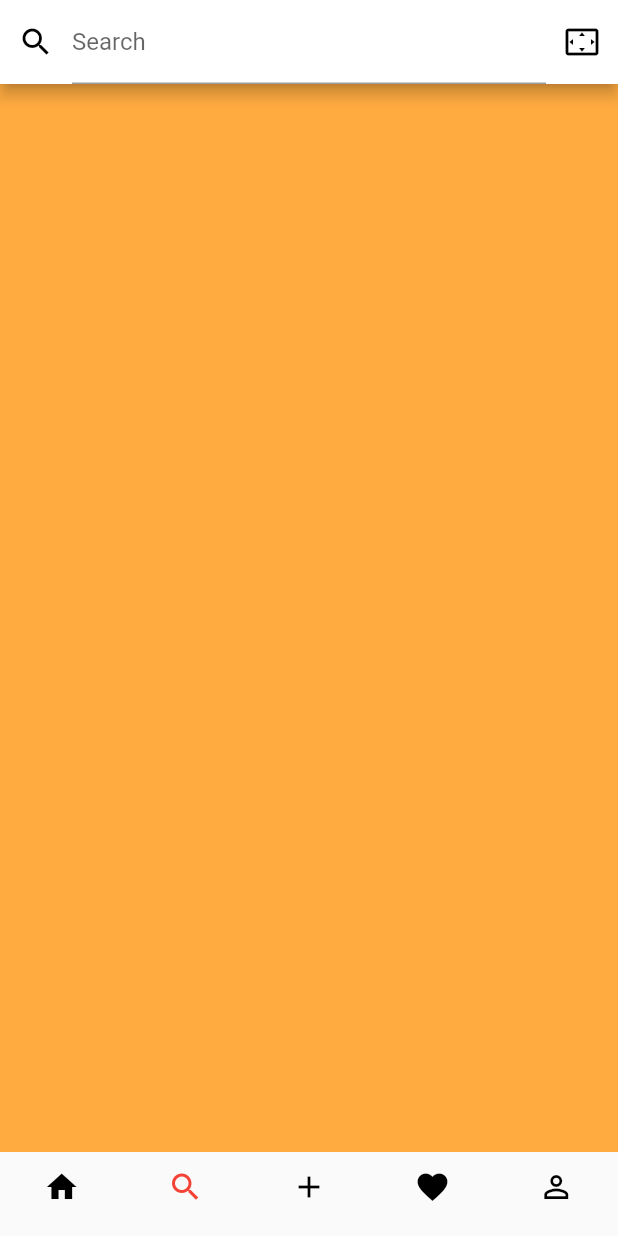
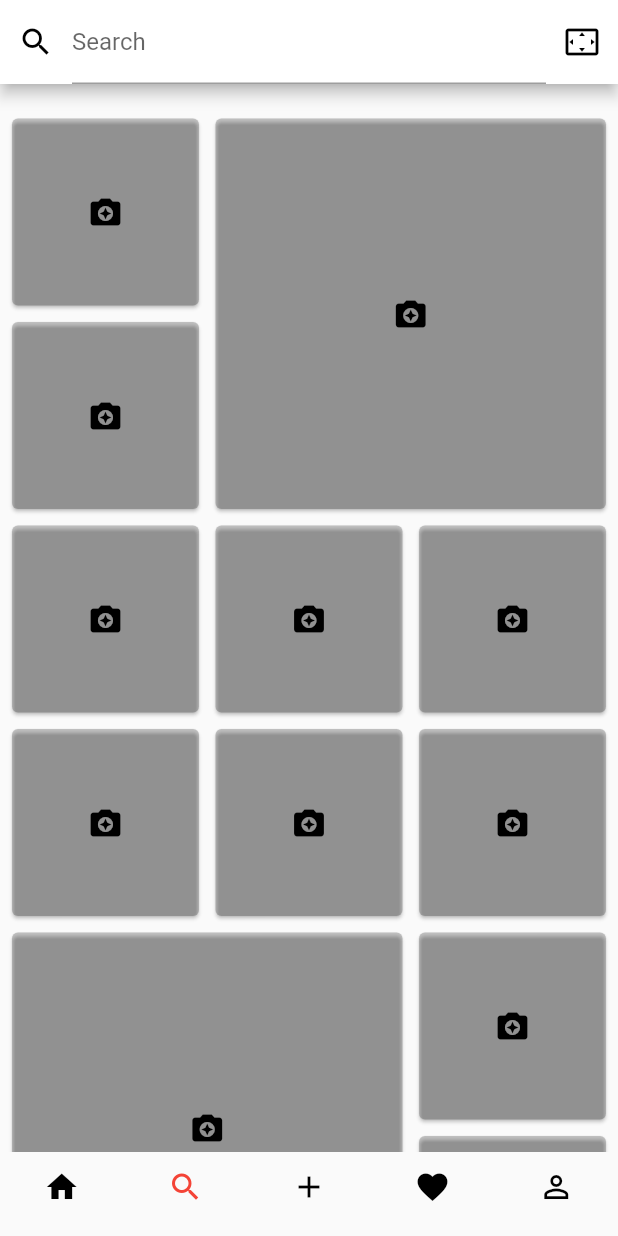
Before and after one commit to ritvij-saxena/Instagram-clone, a Flutter app: the screen it shows after launch, item 2 of the bottom bar chosen, on a phone screen of 412 x 824 dp. Run offline on Flutter 3.47's test engine with Material 2 defaults, Android fonts, the phone set to English and light mode, and no system bars; our stand-ins replace camera.

Commit message:
Staggered Tiles added

```diff
--- a/lib/main.dart
+++ b/lib/main.dart
@@ -1,6 +1,7 @@
 import 'package:flutter/material.dart';
 import 'package:flutter/cupertino.dart';
 import 'package:camera/camera.dart';
+import 'package:flutter_staggered_grid_view/flutter_staggered_grid_view.dart';
 
 List<CameraDescription> cameras;
 
@@ -40,7 +41,7 @@ class _MyHomePageState extends State<MyHomePage> {
           body: TabBarView(children: <Widget>[
             HomePage(),
             SearchPage(),
-            Center(child:Text('YOUR GALLERY')),
+            Center(child: Text('YOUR GALLERY')),
             LikesPage(),
             Container(
               color: Colors.blueGrey,
@@ -82,7 +83,6 @@ class CameraPage extends StatefulWidget {
 
 class _CameraPageState extends State<CameraPage> {
   CameraController controller;
-
   @override
   void initState() {
     super.initState();
@@ -106,7 +106,7 @@ class _CameraPageState extends State<CameraPage> {
     if (!controller.value.isInitialized) {
       return Container();
     }
-    return Container(child: CameraPreview(controller));
+    return AspectRatio(child: Container(child: CameraPreview(controller)), aspectRatio: controller.value.aspectRatio,);
   }
 }
 
@@ -568,6 +568,192 @@ class _HomePageState extends State<HomePage> {
 }
 
 class SearchPage extends StatelessWidget {
+  final List<StaggeredTile> _staggeredTiles = <StaggeredTile>[
+    StaggeredTile.count(1, 1),
+    StaggeredTile.count(2, 2),
+    StaggeredTile.count(1, 1),
+    StaggeredTile.count(1, 1),
+    StaggeredTile.count(1, 1),
+    StaggeredTile.count(1, 1),
+    StaggeredTile.count(1, 1),
+    StaggeredTile.count(1, 1),
+    StaggeredTile.count(2, 2),
+    StaggeredTile.count(1, 1),
+    StaggeredTile.count(1, 1),
+    StaggeredTile.count(1, 1),
+  ];
+
+  final List<Widget> _tiles = <Widget>[
+    Card(
+      color: Colors.black.withOpacity(0.2),
+      child: InkWell(
+        child: Center(
+          child: Padding(
+            padding: EdgeInsets.all(4.0),
+            child: Icon(
+              Icons.camera_enhance,
+              color: Colors.black,
+            ),
+          ),
+        ),
+      ),
+    ),
+    Card(
+      color: Colors.black.withOpacity(0.2),
+      child: InkWell(
+        child: Center(
+          child: Padding(
+            padding: EdgeInsets.all(4.0),
+            child: Icon(
+              Icons.camera_enhance,
+              color: Colors.black,
+            ),
+          ),
+        ),
+      ),
+    ),
+    Card(
+      color: Colors.black.withOpacity(0.2),
+      child: InkWell(
+        child: Center(
+          child: Padding(
+            padding: EdgeInsets.all(4.0),
+            child: Icon(
+              Icons.camera_enhance,
+              color: Colors.black,
+            ),
+          ),
+        ),
+      ),
+    ),
+    Card(
+      color: Colors.black.withOpacity(0.2),
+      child: InkWell(
+        child: Center(
+          child: Padding(
+            padding: EdgeInsets.all(4.0),
+            child: Icon(
+              Icons.camera_enhance,
+              color: Colors.black,
+            ),
+          ),
+        ),
+      ),
+    ),
+    Card(
+      color: Colors.black.withOpacity(0.2),
+      child: InkWell(
+        child: Center(
+          child: Padding(
+            padding: EdgeInsets.all(4.0),
+            child: Icon(
+              Icons.camera_enhance,
+              color: Colors.black,
+            ),
+          ),
+        ),
+      ),
+    ),
+    Card(
+      color: Colors.black.withOpacity(0.2),
+      child: InkWell(
+        child: Center(
+          child: Padding(
+            padding: EdgeInsets.all(4.0),
+            child: Icon(
+              Icons.camera_enhance,
+              color: Colors.black,
+            ),
+          ),
+        ),
+      ),
+    ),
+    Card(
+      color: Colors.black.withOpacity(0.2),
+      child: InkWell(
+        child: Center(
+          child: Padding(
+            padding: EdgeInsets.all(4.0),
+            child: Icon(
+              Icons.camera_enhance,
+              color: Colors.black,
+            ),
+          ),
+        ),
+      ),
+    ),
+    Card(
+      color: Colors.black.withOpacity(0.2),
+      child: InkWell(
+        child: Center(
+          child: Padding(
+            padding: EdgeInsets.all(4.0),
+            child: Icon(
+              Icons.camera_enhance,
+              color: Colors.black,
+            ),
+          ),
+        ),
+      ),
+    ),
+    Card(
+      color: Colors.black.withOpacity(0.2),
+      child: InkWell(
+        child: Center(
+          child: Padding(
+            padding: EdgeInsets.all(4.0),
+            child: Icon(
+              Icons.camera_enhance,
+              color: Colors.black,
+            ),
+          ),
+        ),
+      ),
+    ),
+    Card(
+      color: Colors.black.withOpacity(0.2),
+      child: InkWell(
+        child: Center(
+          child: Padding(
+            padding: EdgeInsets.all(4.0),
+            child: Icon(
+              Icons.camera_enhance,
+              color: Colors.black,
+            ),
+          ),
+        ),
+      ),
+    ),
+    Card(
+      color: Colors.black.withOpacity(0.2),
+      child: InkWell(
+        child: Center(
+          child: Padding(
+            padding: EdgeInsets.all(4.0),
+            child: Icon(
+              Icons.camera_enhance,
+              color: Colors.black,
+            ),
+          ),
+        ),
+      ),
+    ),
+    Card(
+      color: Colors.black.withOpacity(0.2),
+      child: InkWell(
+        child: Center(
+          child: Padding(
+            padding: EdgeInsets.all(4.0),
+            child: Icon(
+              Icons.camera_enhance,
+              color: Colors.black,
+            ),
+          ),
+        ),
+      ),
+    ),
+  ];
+
   @override
   Widget build(BuildContext context) {
     return Scaffold(
@@ -580,7 +766,10 @@ class SearchPage extends StatelessWidget {
                 color: Colors.black,
               ),
               onPressed: () {
-                Navigator.push(context, CupertinoPageRoute(builder: (context)=> SearchPageContent()));
+                Navigator.push(
+                    context,
+                    CupertinoPageRoute(
+                        builder: (context) => SearchPageContent()));
               }),
           Expanded(
             child: TextFormField(
@@ -597,8 +786,17 @@ class SearchPage extends StatelessWidget {
               onPressed: () {})
         ],
       ),
-      body: Container(
-        color: Colors.orangeAccent,
+      body: Padding(
+        padding: EdgeInsets.only(top: 15.0),
+        child: StaggeredGridView.count(
+          crossAxisCount: 3,
+          staggeredTiles: _staggeredTiles,
+          children: _tiles,
+          mainAxisSpacing: 3,
+          crossAxisSpacing: 3,
+          scrollDirection: Axis.vertical,
+          padding: EdgeInsets.all(4.0),
+        )
       ),
     );
   }
@@ -614,23 +812,40 @@ class SearchPageContent extends StatelessWidget {
           bottom: TabBar(
             tabs: <Widget>[
               Tab(
-                child: Text('TOP',style: TextStyle(fontSize: 10.0,color: Colors.black),),
+                child: Text(
+                  'TOP',
+                  style: TextStyle(fontSize: 10.0, color: Colors.black),
+                ),
               ),
               Tab(
-                child: Text('ACCOUNTS',style: TextStyle(fontSize: 10.0,color: Colors.black),),
+                child: Text(
+                  'ACCOUNTS',
+                  style: TextStyle(fontSize: 10.0, color: Colors.black),
+                ),
               ),
               Tab(
-                child: Text('TAGS',style: TextStyle(fontSize: 10.0,color: Colors.black),),
+                child: Text(
+                  'TAGS',
+                  style: TextStyle(fontSize: 10.0, color: Colors.black),
+                ),
               ),
               Tab(
-                child: Text('PLACES',style: TextStyle(fontSize: 10.0,color: Colors.black),),
+                child: Text(
+                  'PLACES',
+                  style: TextStyle(fontSize: 10.0, color: Colors.black),
+                ),
               )
             ],
           ),
           actions: <Widget>[
-            IconButton(icon: Icon(Icons.arrow_back,color: Colors.black,), onPressed: (){
-              Navigator.pop(context);
-            }),
+            IconButton(
+                icon: Icon(
+                  Icons.arrow_back,
+                  color: Colors.black,
+                ),
+                onPressed: () {
+                  Navigator.pop(context);
+                }),
             Expanded(
               child: TextFormField(
                 decoration: InputDecoration(labelText: 'Search'),
@@ -658,8 +873,7 @@ class SearchPageContent extends StatelessWidget {
   }
 }
 
-
-class LikesPage extends StatelessWidget{
+class LikesPage extends StatelessWidget {
   @override
   Widget build(BuildContext context) {
     return DefaultTabController(
@@ -667,23 +881,39 @@ class LikesPage extends StatelessWidget{
         child: Scaffold(
           appBar: TabBar(tabs: [
             Padding(
-              padding: EdgeInsets.only(top:35.0),
-              child: Tab(child: Text('FOLLOWING',style: TextStyle(fontSize: 10.0,color: Colors.black),)),
+              padding: EdgeInsets.only(top: 35.0),
+              child: Tab(
+                  child: Text(
+                'FOLLOWING',
+                style: TextStyle(fontSize: 10.0, color: Colors.black),
+              )),
             ),
             Padding(
-              padding: const EdgeInsets.only(top:35.0),
-              child: Tab(child: Text('YOU',style: TextStyle(fontSize: 10.0,color: Colors.black),),),
+              padding: const EdgeInsets.only(top: 35.0),
+              child: Tab(
+                child: Text(
+                  'YOU',
+                  style: TextStyle(fontSize: 10.0, color: Colors.black),
+                ),
+              ),
             )
-          ])
-        ,
+          ]),
           body: TabBarView(
             children: <Widget>[
-              Center(child: Text('FOLLOWING',style: TextStyle(fontSize: 10.0,color: Colors.black),),),
-              Center(child: Text('YOU',style: TextStyle(fontSize: 10.0,color: Colors.black),),)
+              Center(
+                child: Text(
+                  'FOLLOWING',
+                  style: TextStyle(fontSize: 10.0, color: Colors.black),
+                ),
+              ),
+              Center(
+                child: Text(
+                  'YOU',
+                  style: TextStyle(fontSize: 10.0, color: Colors.black),
+                ),
+              )
             ],
           ),
-        )
-    );
+        ));
   }
-
 }
--- a/pubspec.yaml
+++ b/pubspec.yaml
@@ -24,6 +24,7 @@ dependencies:
   # Use with the CupertinoIcons class for iOS style icons.
   cupertino_icons: ^0.1.2
   camera:
+  flutter_staggered_grid_view:
 
 dev_dependencies:
   flutter_test:
```
Also changed, not shown: pubspec.lock.
